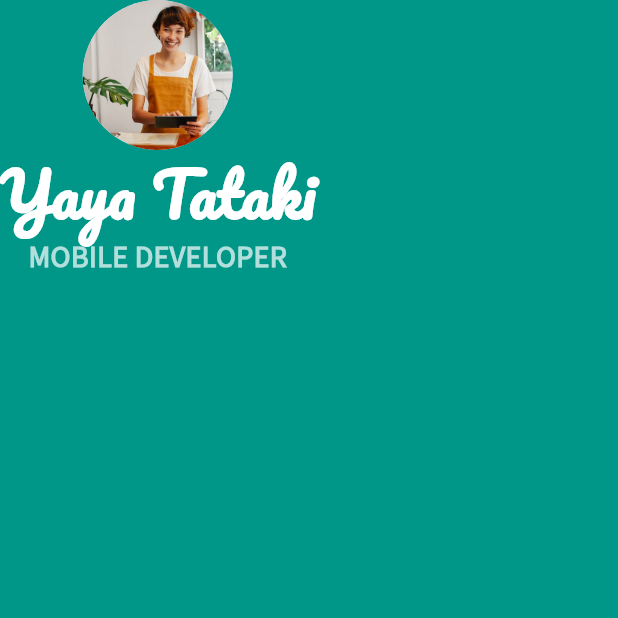
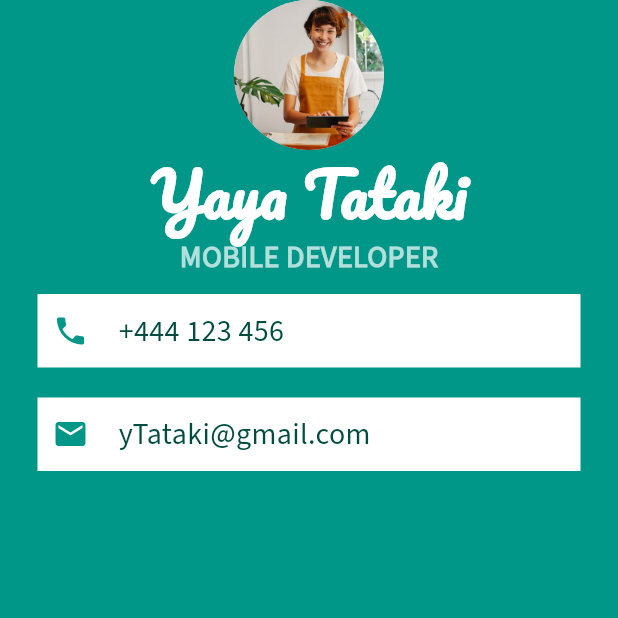
Before and after one commit to Obehi234/e-card-with-flutter, a Flutter app: the screen it shows after launch, on a phone screen of 412 x 824 dp, the top half of it. Run offline on Flutter 3.47's test engine with Material 3 defaults, Android fonts, the phone set to English and light mode, and no system bars.

Commit message:
Set up phone and email fields

```diff
--- a/lib/main.dart
+++ b/lib/main.dart
@@ -9,38 +9,62 @@ class MyApp extends StatelessWidget {
 
   @override
   Widget build(BuildContext context) {
-    return  MaterialApp(
+    return MaterialApp(
       home: Scaffold(
           backgroundColor: Colors.teal,
           body: SafeArea(
-          child:   Column(
-              children: [
-                CircleAvatar(
+              child: Column(children: [
+            const CircleAvatar(
               radius: 50.0,
               backgroundImage: AssetImage('images/yaya.jpeg'),
-
             ),
             const Text('Yaya Tataki',
                 style: TextStyle(
                     fontFamily: 'Pacifico',
                     fontSize: 40.0,
                     color: Colors.white,
-                  fontWeight: FontWeight.bold
-                )
-                ),
+                    fontWeight: FontWeight.bold)),
             Text('MOBILE DEVELOPER',
                 style: TextStyle(
                     fontFamily: 'SourceSans3',
                     fontSize: 20.0,
                     color: Colors.teal.shade100,
-                  fontWeight: FontWeight.bold
-                )
-                )
-              ]
-          )
-        )
-
+                    fontWeight: FontWeight.bold)),
+            Container(
+                color: Colors.white,
+                padding: const EdgeInsets.all(10.0),
+                margin: const EdgeInsets.symmetric(
+                    vertical: 10.0, horizontal: 25.0),
+                child: Row(children: [
+                  const Icon(
+                    Icons.phone,
+                    color: Colors.teal,
                   ),
+                  const SizedBox(width: 20.0),
+                  Text('+444 123 456',
+                      style: TextStyle(
+                          color: Colors.teal.shade900,
+                          fontFamily: 'SourceSans3',
+                          fontSize: 20.0))
+                ])),
+            Container(
+                color: Colors.white,
+                padding: const EdgeInsets.all(10.0),
+                margin: const EdgeInsets.symmetric(
+                    vertical: 10.0, horizontal: 25.0),
+                child: Row(children: [
+                  const Icon(
+                    Icons.email,
+                    color: Colors.teal,
+                  ),
+                  const SizedBox(width: 20.0),
+                  Text('yTataki@gmail.com',
+                      style: TextStyle(
+                          color: Colors.teal.shade900,
+                          fontFamily: 'SourceSans3',
+                          fontSize: 20.0))
+                ]))
+          ]))),
     );
   }
 }
```
Lines whose indentation alone changed are shown as unchanged.
